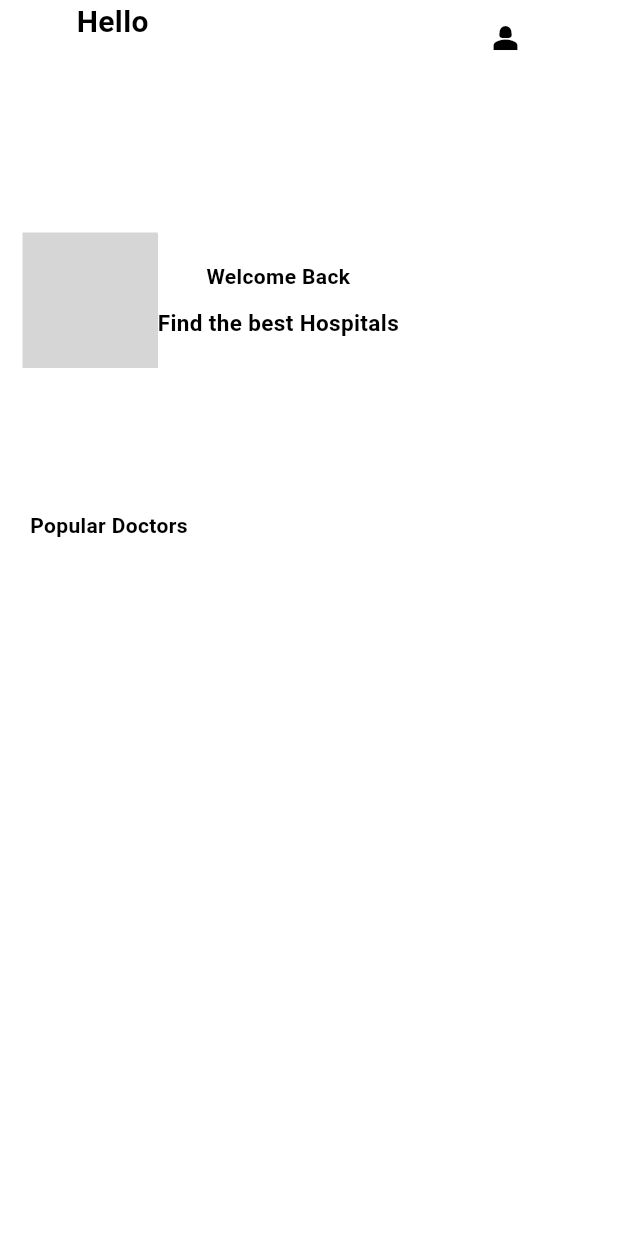
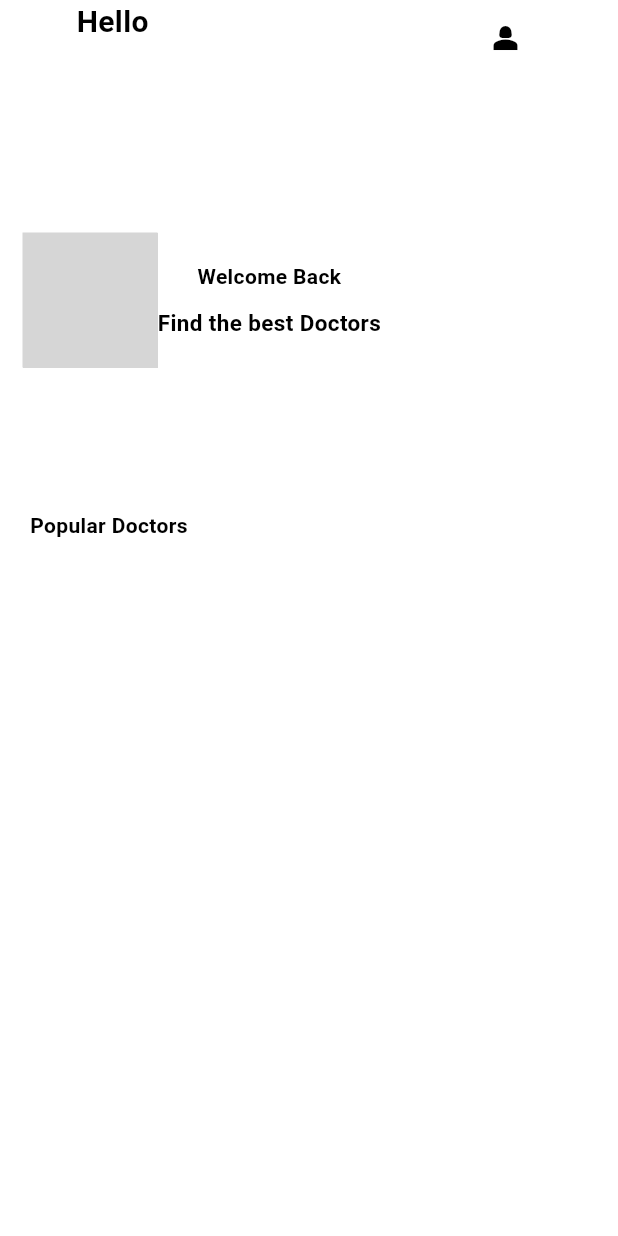
Before and after one commit to Justsah1l/doc, a Flutter app: the screen it shows once a user with an empty profile is signed in, on a phone screen of 412 x 824 dp. Run offline on Flutter 3.47's test engine with Material 3 defaults, Android fonts, the phone set to English and light mode, and no system bars; our stand-ins replace cloud_firestore, firebase_auth, firebase_core, flutter_datetime_picker_plus, flutter_local_notifications, geolocator and 2 more; accounts and stored records are empty; network calls fail; grey boxes are pictures that could not be loaded.

Commit message:
Final commit

```diff
--- a/lib/pages/appointmetlist.dart
+++ b/lib/pages/appointmetlist.dart
@@ -78,7 +78,7 @@ class _appointfetchState extends State<appointfetch> {
               icon: Icon(Icons.calendar_month),
               onPressed: () {
                 notificationService.Schedulenot("Doctors Appointment alert ",
-                    "Your appointment is scheduled on ${data['data']} ");
+                    "Your appointment is scheduled on ${data['date']} ");
               }),
           leading: Icon(Icons.person_3),
           tileColor: Colors.white,
--- a/lib/pages/chatpage.dart
+++ b/lib/pages/chatpage.dart
@@ -47,6 +47,9 @@ class _chatpageState extends State<chatpage> {
       builder: (context, snapshot) {
         if (snapshot.hasError) {
           return Text("Error ${snapshot.error}");
+        }
+        if (snapshot.connectionState == ConnectionState.waiting) {
+          return Text("Loading ..");
         }
         return ListView(
             children: snapshot.data!.docs
--- a/lib/pages/startpage.dart
+++ b/lib/pages/startpage.dart
@@ -81,7 +81,7 @@ class _StartpageState extends State<Startpage> {
                         height: 10,
                       ),
                       Text(
-                        "Find the best Hospitals",
+                        "Find the best Doctors",
                         style: TextStyle(
                             fontSize: 15, fontWeight: FontWeight.bold),
                       )
--- a/lib/services/notificationservice.dart
+++ b/lib/services/notificationservice.dart
@@ -25,7 +25,6 @@ class NotificationService {
     NotificationDetails notificationDetails = NotificationDetails(
       android: androidNotificationDetails,
     );
-    await notificationsPlugin.periodicallyShow(
-        0, title, body, RepeatInterval.daily, notificationDetails);
+    await notificationsPlugin.show(0, title, body, notificationDetails);
   }
 }
```
Also changed, not shown: 2 other files.
